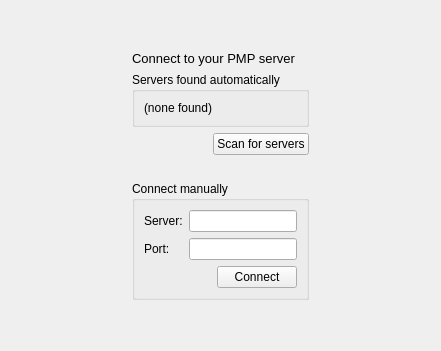
Old version of the form src/desktop-remote/connectionwidget.ui in the repository hyperquantum/PMP.
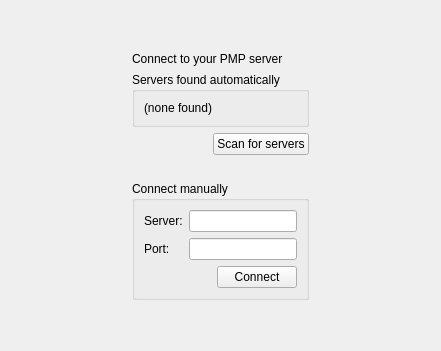
New version of the form.

Commit message:
Avoid stylesheets in connection and login widgets
Set relative font size in code instead of specifying a 'larger' font
size using stylesheets.

Patch:
```diff
--- a/src/desktop-remote/connectionwidget.ui
+++ b/src/desktop-remote/connectionwidget.ui
@@ -44,9 +44,6 @@
     <layout class="QVBoxLayout" name="verticalLayout">
      <item>
       <widget class="QLabel" name="titleLabel">
-       <property name="styleSheet">
-        <string notr="true">font:10pt;</string>
-       </property>
        <property name="text">
         <string>Connect to your PMP server</string>
        </property>
```
Left out of the diff: 14 changed lines with no effect on the pictures. The commit also changes 7 other files.
